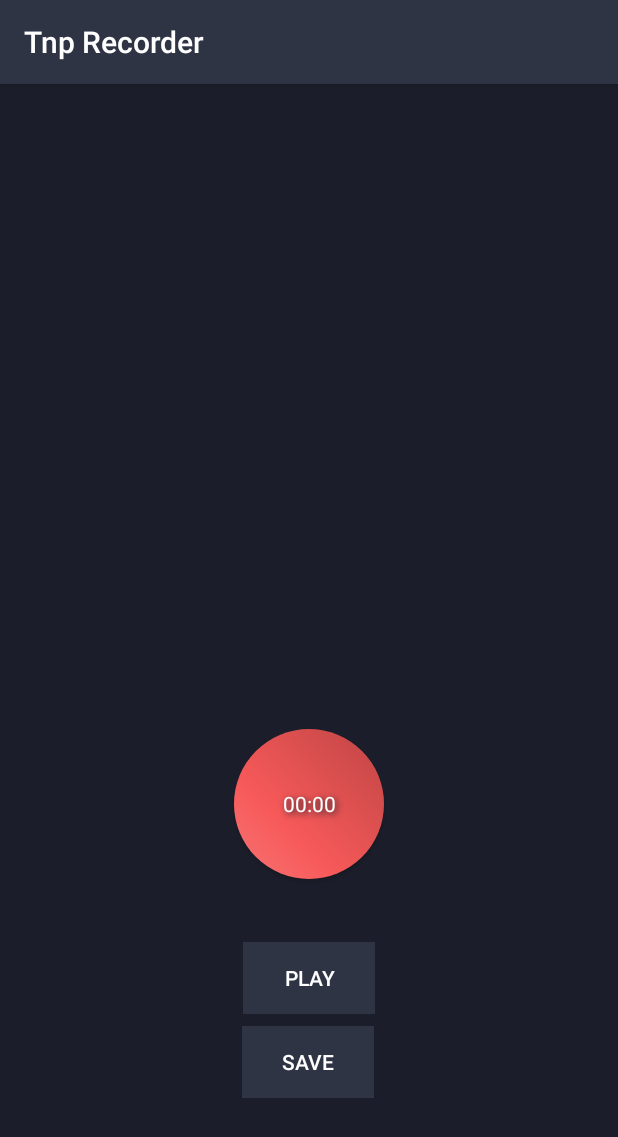
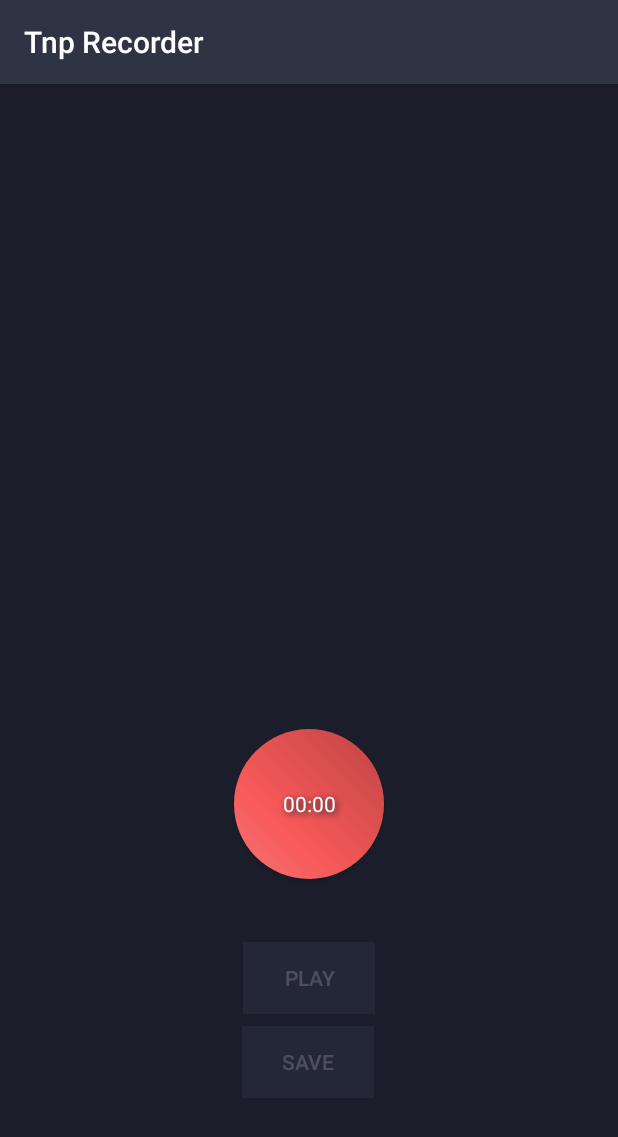
Before and after one commit to tnpestana/TnpAndroidRecorder, an Android app: the screen it shows after launch (MainActivity), on a phone screen of 412 x 824 dp. Shown: the top 1137 px of the screen. Run offline under Robolectric (Android 15) with nearby library versions, the phone set to English and light mode, and no system bars.

Commit message:
set up disabled buttons colors

```diff
--- /dev/null
+++ b/app/src/main/res/drawable/custombutton.xml
@@ -0,0 +1,17 @@
+<?xml version="1.0" encoding="utf-8"?>
+<selector xmlns:android="http://schemas.android.com/apk/res/android">
+    <item android:state_enabled="true" >
+        <shape>
+            <solid
+                android:color="@color/primary" />
+        </shape>
+    </item>
+
+    <item android:state_enabled="false" >
+        <shape>
+            <solid
+                android:color="#30475269"
+                />
+        </shape>
+    </item>
+</selector>
--- /dev/null
+++ b/app/src/main/res/drawable/custombuttontext.xml
@@ -0,0 +1,10 @@
+<?xml version="1.0" encoding="utf-8"?>
+<selector xmlns:android="http://schemas.android.com/apk/res/android">
+    <item
+        android:state_enabled="true"
+        android:color="@color/white" />
+
+    <item
+        android:state_enabled="false"
+        android:color="#30FFFFFF"/>
+</selector>
--- a/app/src/main/res/layout/activity_main.xml
+++ b/app/src/main/res/layout/activity_main.xml
@@ -25,9 +25,9 @@
         android:layout_width="wrap_content"
         android:layout_height="wrap_content"
         android:layout_marginBottom="8dp"
-        android:background="@color/primary"
+        android:background="@drawable/custombutton"
         android:text="@string/playButtonPlay"
-        android:textColor="@color/white"
+        android:textColor="@drawable/custombuttontext"
         android:topRightRadius="10dp"
         app:layout_constraintBottom_toTopOf="@+id/btnSave"
         app:layout_constraintEnd_toEndOf="parent"
@@ -40,9 +40,9 @@
         android:layout_marginStart="8dp"
         android:layout_marginEnd="5dp"
         android:layout_marginBottom="92dp"
-        android:background="@color/primary"
+        android:background="@drawable/custombutton"
         android:text="@string/saveButton"
-        android:textColor="@color/white"
+        android:textColor="@drawable/custombuttontext"
         android:topRightRadius="10dp"
         app:layout_constraintBottom_toBottomOf="parent"
         app:layout_constraintEnd_toEndOf="parent"
```
